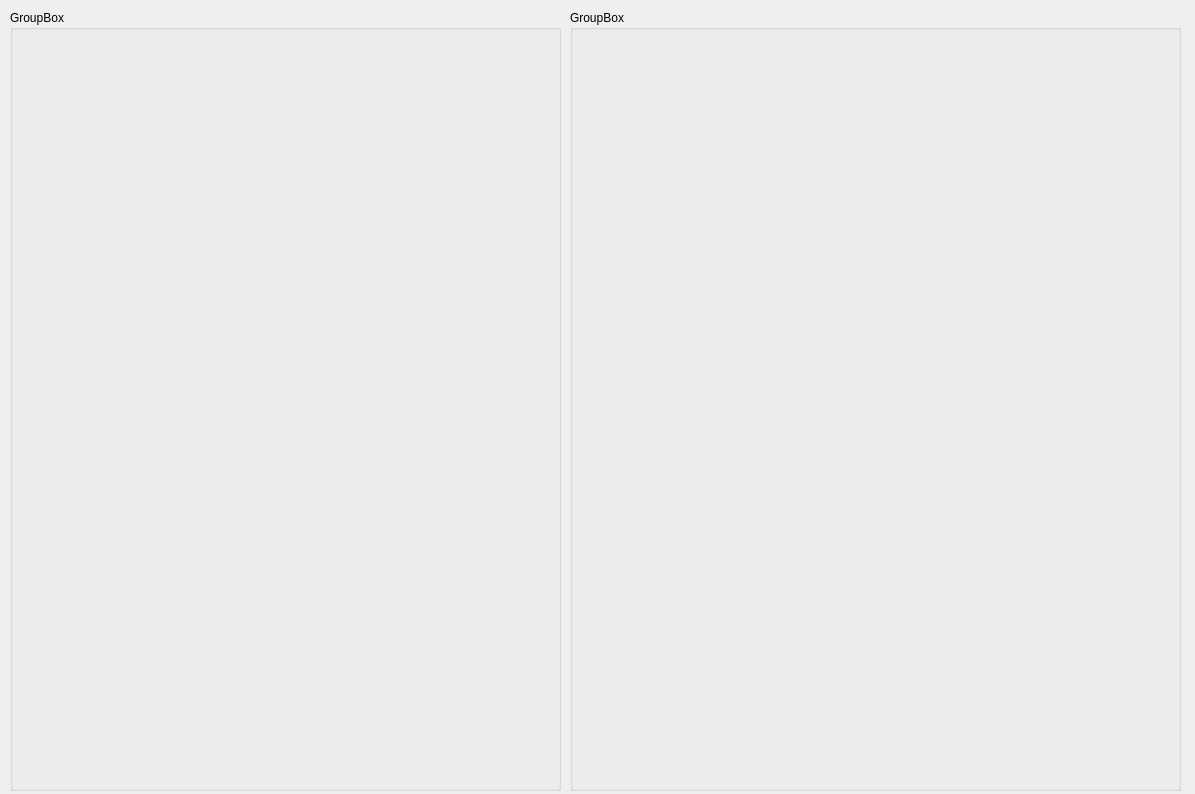
First picture: the form in qt_IMDb/qt_IMDb/displayform.ui, repository treetoon/IMDb-Comparator, before the edit.
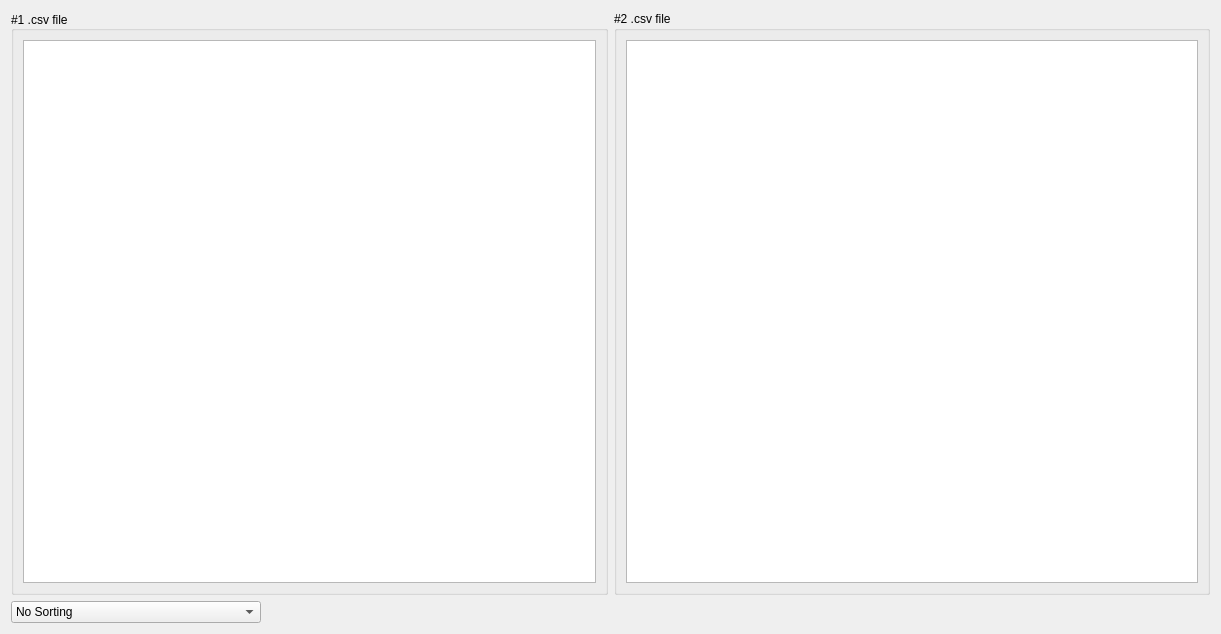
Second picture: the form after the edit. Icons and pictures are not drawn.

```diff
--- a/qt_IMDb/qt_IMDb/displayform.ui
+++ b/qt_IMDb/qt_IMDb/displayform.ui
@@ -6,39 +6,129 @@
    <rect>
     <x>0</x>
     <y>0</y>
-    <width>1195</width>
-    <height>794</height>
+    <width>1221</width>
+    <height>634</height>
    </rect>
   </property>
+  <property name="sizePolicy">
+   <sizepolicy hsizetype="Expanding" vsizetype="Expanding">
+    <horstretch>0</horstretch>
+    <verstretch>0</verstretch>
+   </sizepolicy>
+  </property>
+  <property name="minimumSize">
+   <size>
+    <width>200</width>
+    <height>100</height>
+   </size>
+  </property>
   <property name="windowTitle">
    <string>Form</string>
   </property>
-  <widget class="QGroupBox" name="groupBox">
-   <property name="geometry">
-    <rect>
-     <x>10</x>
-     <y>10</y>
-     <width>551</width>
-     <height>781</height>
-    </rect>
-   </property>
-   <property name="title">
-    <string>GroupBox</string>
-   </property>
-  </widget>
-  <widget class="QGroupBox" name="groupBox_2">
-   <property name="geometry">
-    <rect>
-     <x>570</x>
-     <y>10</y>
-     <width>611</width>
-     <height>781</height>
-    </rect>
-   </property>
-   <property name="title">
-    <string>GroupBox</string>
-   </property>
-  </widget>
+  <property name="windowIcon">
+   <iconset resource="qt_imdb.qrc">
+    <normaloff>:/icons/32x32/Resources/icon/32x32/IMDb-Comparator.ico</normaloff>:/icons/32x32/Resources/icon/32x32/IMDb-Comparator.ico</iconset>
+  </property>
+  <layout class="QGridLayout" name="gridLayout">
+   <item row="0" column="1">
+    <widget class="QGroupBox" name="groupBox">
+     <property name="sizePolicy">
+      <sizepolicy hsizetype="Expanding" vsizetype="Expanding">
+       <horstretch>0</horstretch>
+       <verstretch>0</verstretch>
+      </sizepolicy>
+     </property>
+     <property name="toolTip">
+      <string/>
+     </property>
+     <property name="statusTip">
+      <string/>
+     </property>
+     <property name="styleSheet">
+      <string notr="true"/>
+     </property>
+     <property name="title">
+      <string>#1 .csv file</string>
+     </property>
+     <property name="alignment">
+      <set>Qt::AlignLeading|Qt::AlignLeft|Qt::AlignVCenter</set>
+     </property>
+     <layout class="QVBoxLayout" name="verticalLayout">
+      <item>
+       <widget class="QTableView" name="tableView">
+        <property name="sizePolicy">
+         <sizepolicy hsizetype="Expanding" vsizetype="Expanding">
+          <horstretch>0</horstretch>
+          <verstretch>0</verstretch>
+         </sizepolicy>
+        </property>
+        <property name="sizeAdjustPolicy">
+         <enum>QAbstractScrollArea::AdjustIgnored</enum>
+        </property>
+        <attribute name="horizontalHeaderCascadingSectionResizes">
+         <bool>false</bool>
+        </attribute>
+        <attribute name="verticalHeaderCascadingSectionResizes">
+         <bool>false</bool>
+        </attribute>
+       </widget>
+      </item>
+     </layout>
+    </widget>
+   </item>
+   <item row="0" column="5">
+    <widget class="QGroupBox" name="groupBox_2">
+     <property name="sizePolicy">
+      <sizepolicy hsizetype="Expanding" vsizetype="Expanding">
+       <horstretch>0</horstretch>
+       <verstretch>0</verstretch>
+      </sizepolicy>
+     </property>
+     <property name="title">
+      <string>#2 .csv file</string>
+     </property>
+     <layout class="QVBoxLayout" name="verticalLayout_2">
+      <item>
+       <widget class="QTableView" name="tableView_2">
+        <property name="sizePolicy">
+         <sizepolicy hsizetype="Expanding" vsizetype="Expanding">
+          <horstretch>0</horstretch>
+          <verstretch>0</verstretch>
+         </sizepolicy>
+        </property>
+       </widget>
+      </item>
+     </layout>
+     <zorder>tableView_2</zorder>
+     <zorder>tableView</zorder>
+    </widget>
+   </item>
+   <item row="1" column="1">
+    <widget class="QComboBox" name="comboBox">
+     <property name="maximumSize">
+      <size>
+       <width>250</width>
+       <height>16777215</height>
+      </size>
+     </property>
+     <item>
+      <property name="text">
+       <string>No Sorting</string>
+      </property>
+     </item>
+     <item>
+      <property name="text">
+       <string>Remove Duplicates</string>
+      </property>
+     </item>
+    </widget>
+   </item>
+  </layout>
+  <zorder>groupBox</zorder>
+  <zorder>groupBox_2</zorder>
+  <zorder>tableView</zorder>
+  <zorder>tableView_2</zorder>
+  <zorder>comboBox</zorder>
  </widget>
  <resources/>
  <connections/>
```
Left out of the diff: 4 changed lines with no effect on the pictures.
